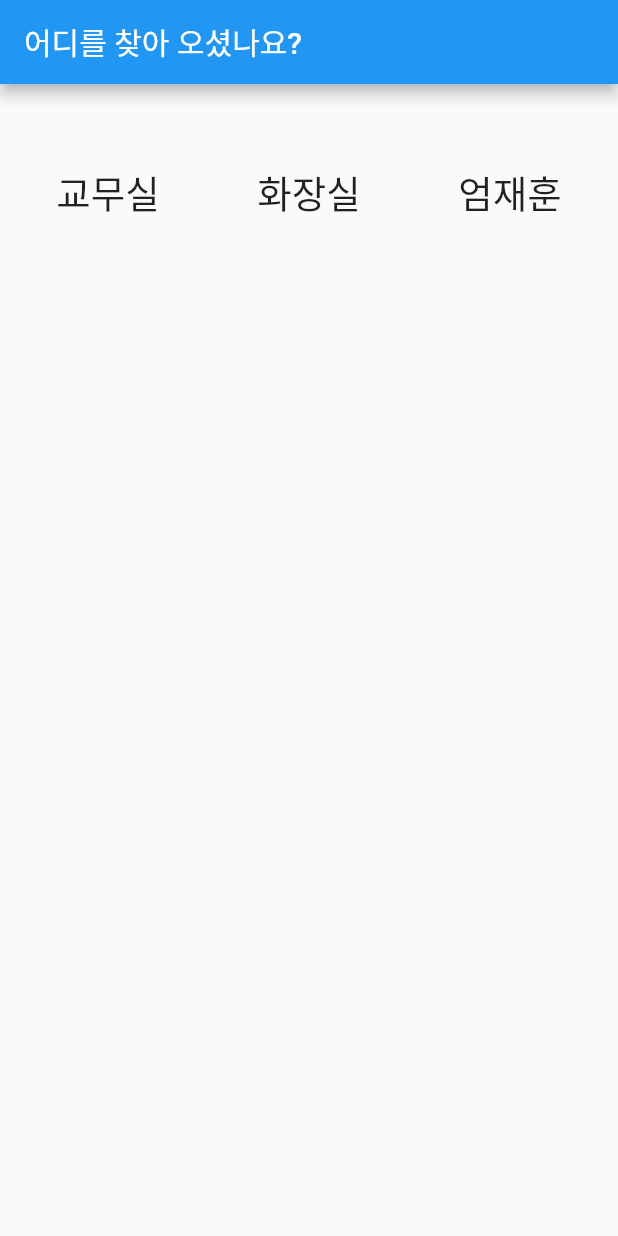
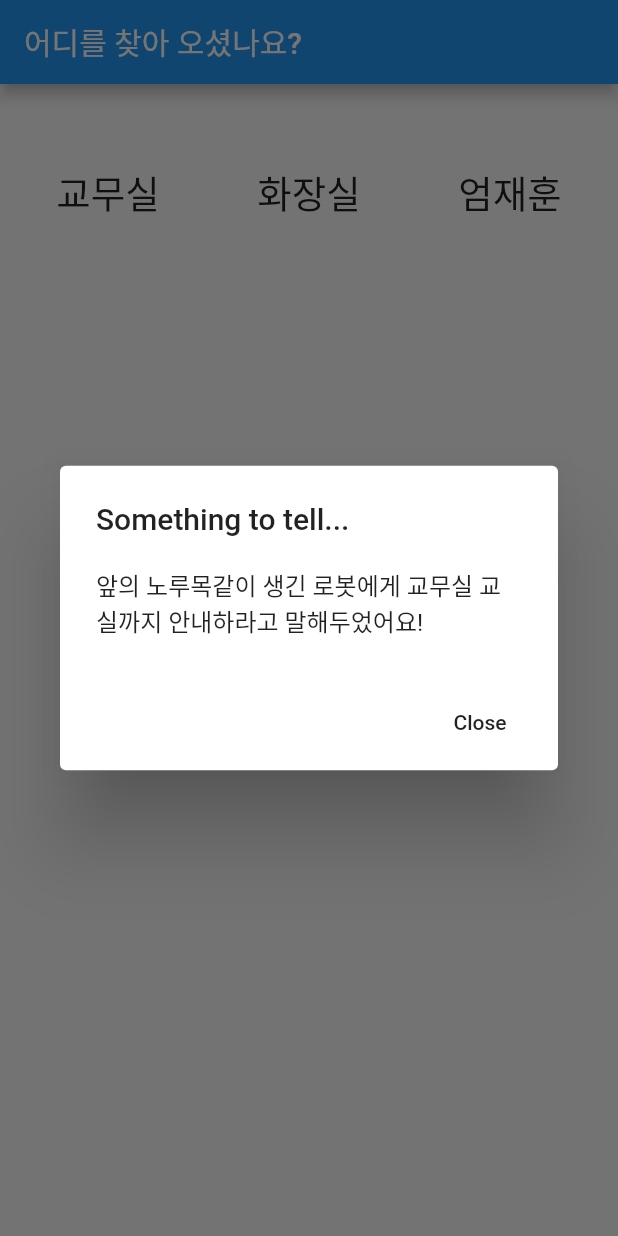
Before and after one commit to tdh8316/Kibot, a Flutter app: the screen it shows after launch, after a tap on "교무실", on a phone screen of 412 x 824 dp. Run offline on Flutter 3.47's test engine with Material 2 defaults, Android fonts, the phone set to English and light mode, and no system bars; our stand-ins replace fluttertoast.

Commit message:
initial commit

```diff
--- a/client/lib/main.dart
+++ b/client/lib/main.dart
@@ -7,9 +7,7 @@ const platform = const MethodChannel("Kibot/client");
 void main() {
   try {
     platform.invokeMethod("bluetoothInit");
-  } catch (e) {
-    showToast("FATAL: $e");
-  }
+  } catch (e) {}
   runApp(new MaterialApp(home: MainActivity()));
 }
 
@@ -17,20 +15,40 @@ void showToast(msg) {
   Fluttertoast.showToast(
       msg: msg,
       toastLength: Toast.LENGTH_SHORT,
-      gravity: ToastGravity.TOP,
+      gravity: ToastGravity.BOTTOM,
       backgroundColor: Colors.red,
       textColor: Colors.white,
       timeInSecForIos: 1);
 }
 
+void showMessageBox(context, msg) {
+  // flutter defined function
+  showDialog(
+    context: context,
+    builder: (BuildContext context) {
+      // return object of type Dialog
+      return AlertDialog(
+        title: new Text("Something to tell..."),
+        content: new Text(msg),
+        actions: <Widget>[
+          // usually buttons at the bottom of the dialog
+          new FlatButton(
+            child: new Text("Close"),
+            onPressed: () {
+              Navigator.of(context).pop();
+            },
+          ),
+        ],
+      );
+    },
+  );
+}
+
 class MainActivity extends StatelessWidget {
-  Future<void> sendSignal(String s) {
-    try {
-      platform.invokeMethod("bluetoothWrite", s);
-    } catch (e) {
-      showToast("Failed to write via bluetooth: $e");
-    }
-    return null;
+  sendSignal(String s, BuildContext context) {
+    platform.invokeMethod("bluetoothWrite", s);
+    showMessageBox(context, "앞의 노루목같이 생긴 로봇에게 $s 교실까지 안내하라고 말해두었어요!");
+    //showMessageBox(context, "Failed to write via bluetooth");
   }
 
   @override
@@ -46,13 +64,13 @@ class MainActivity extends StatelessWidget {
             padding: EdgeInsets.all(5),
             children: <Widget>[
               MaterialButton(
-                  onPressed: () => sendSignal("교무실"),
+                  onPressed: () => sendSignal("교무실", context),
                   child: Text("교무실", style: TextStyle(fontSize: 25))),
               MaterialButton(
-                  onPressed: () => sendSignal("화장실"),
+                  onPressed: () => sendSignal("화장실", context),
                   child: Text("화장실", style: TextStyle(fontSize: 25))),
               MaterialButton(
-                  onPressed: () => sendSignal("엄재훈"),
+                  onPressed: () => sendSignal("엄재훈 선생님", context),
                   child: Text("엄재훈", style: TextStyle(fontSize: 25))),
             ],
           )),
```
Also changed, not shown: 1 other file.
